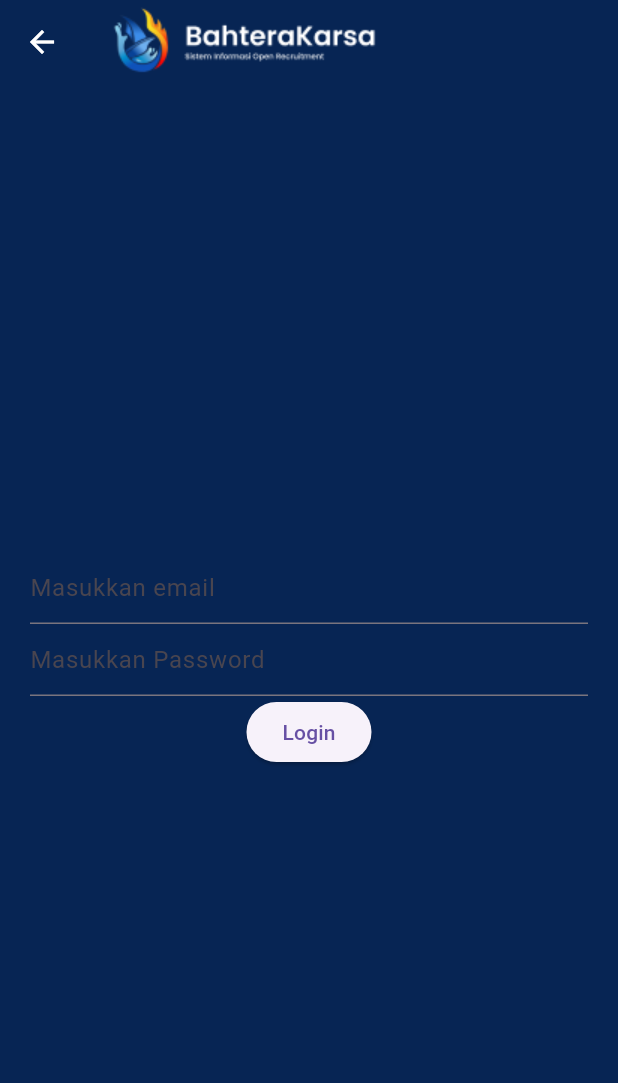
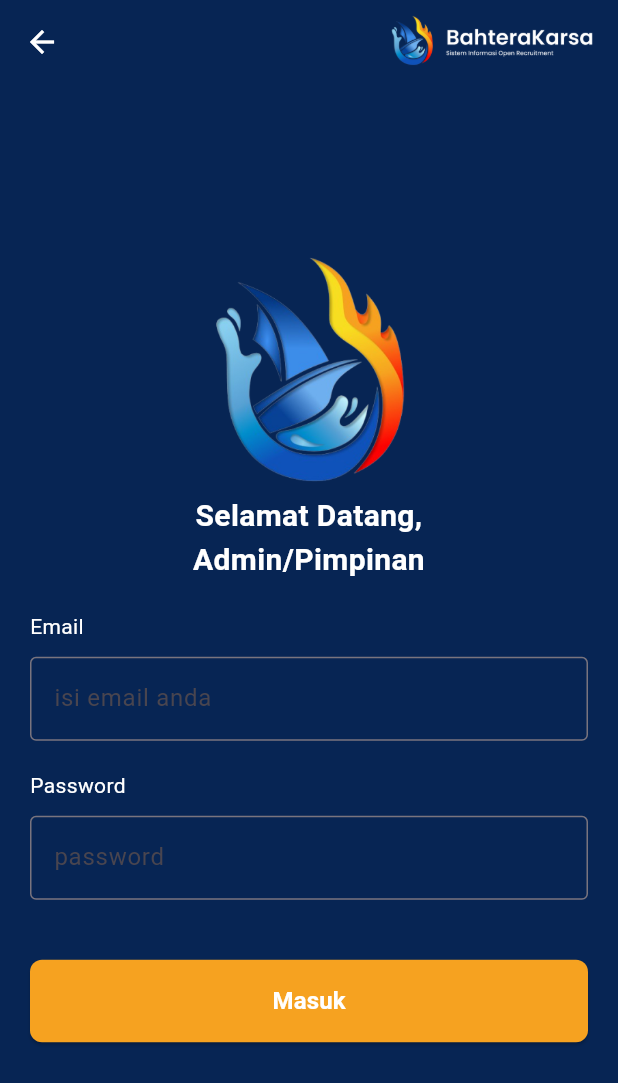
Before and after one commit to akzuha/sirek-mobile, a Flutter app: the Loginpage screen opened directly, on a phone screen of 412 x 824 dp. Shown: the top 1083 px of the screen. Run offline on Flutter 3.47's test engine with Material 3 defaults, Android fonts, the phone set to English and light mode, and no system bars; our stand-ins replace shared_preferences; accounts and stored records are empty.

Commit message:
login jadi

```diff
--- a/lib/landing.dart
+++ b/lib/landing.dart
@@ -37,7 +37,7 @@ class Landing extends StatelessWidget {
   Widget build(BuildContext context) {
     return Scaffold(
       appBar: AppBar(
-        title: Image.asset("images/iconsirek.png"),
+        title: Image.asset(height: MediaQuery.of(context).size.height * 0.08, fit: BoxFit.contain, "images/iconsirek.png"),
         backgroundColor: const Color(0xFF072554),
       ),
       backgroundColor: const Color(0xFF072554),
@@ -120,7 +120,8 @@ class Landing extends StatelessWidget {
                   ),
                 ),
                 InkWell(
-                  child: const Text('Masuk'),
+                  child: const Text(
+                    style: TextStyle(color: Color(0xFFF6A220),),'Masuk'),
                   onTap: () {
                     _showDialog(
                       context,
--- a/lib/ui/login_page.dart
+++ b/lib/ui/login_page.dart
@@ -28,6 +28,9 @@ class _LoginpageState extends State<Loginpage> {
       controller: namacontroller,
       obscureText: isPassword,
       decoration: InputDecoration(
+        border: const OutlineInputBorder(
+          borderSide: BorderSide(color: Colors.white)
+        ),
         hintText: placeholder,
       )
     );
@@ -65,19 +68,82 @@ class _LoginpageState extends State<Loginpage> {
           icon: const Icon(Icons.arrow_back, color: Colors.white),
           onPressed: () => Navigator.of(context).pop(),
         ),
-        title: Image.asset("images/iconsirek.png"),
+        title: Align(
+          alignment: Alignment.centerRight,
+          child: Image.asset(height: MediaQuery.of(context).size.height * 0.06, fit: BoxFit.contain, "images/iconsirek.png"),
+        ),
         backgroundColor: const Color(0xFF072554),
       ),
       backgroundColor: const Color(0xFF072554),
+
       body: Container(
-        padding: const EdgeInsets.all(20),
+        padding: const EdgeInsets.symmetric(horizontal: 20),
         child: Column(
           mainAxisAlignment: MainAxisAlignment.center,
           children: [
-            _showInput(_emailController, 'Masukkan email', false),
-            _showInput(_passwordController, 'Masukkan Password', true),
-            ElevatedButton(
-              child: const Text('Login'),
+
+            Padding(
+              padding: const EdgeInsets.symmetric(horizontal: 10),
+              child: Image.asset(height: MediaQuery.of(context).size.height * 0.2, fit: BoxFit.contain, "images/logo.png"),
+            ),
+
+            const Padding(
+              padding: EdgeInsets.symmetric(horizontal: 30),
+              child: Text(
+                "Selamat Datang, \nAdmin/Pimpinan",
+                textAlign: TextAlign.center,
+                style: TextStyle(
+                  fontSize: 20,
+                  fontWeight: FontWeight.bold,
+                  color: Colors.white,
+                ),
+              ),
+            ),
+
+            const SizedBox(height: 20,),
+
+            const Align(
+              alignment: Alignment.centerLeft,
+              child: Text( style: TextStyle(color: Colors.white), "Email"),
+            ),
+
+            const SizedBox(height: 10,),
+
+            _showInput(_emailController, 'isi email anda', false),
+
+            const SizedBox(height: 20,),
+
+            const Align(
+              alignment: Alignment.centerLeft,
+              child: Text( style: TextStyle(color: Colors.white), "Password"),
+            ),
+
+            const SizedBox(height: 10,),
+
+            _showInput(_passwordController, 'password', true),
+
+            const SizedBox(height: 20,),
+
+            Padding(
+              padding: const EdgeInsets.symmetric(vertical: 20),
+              child: ElevatedButton(
+                style: ElevatedButton.styleFrom(
+                  backgroundColor: const Color(0xFFF6A220),
+                  shape: RoundedRectangleBorder(
+                      borderRadius: BorderRadius.circular(8),
+                  ),
+                  padding: const EdgeInsets.symmetric(vertical: 16),
+                ),
+                child: const Center(
+                      child: Text(
+                        'Masuk',
+                        style: TextStyle(
+                          fontSize: 16,
+                          fontWeight: FontWeight.bold,
+                          color: Colors.white,
+                        ),
+                      ),
+                    ),
                 onPressed: () {
                   if (_emailController.text == 'admin' &&
                     _passwordController.text == 'admin'){
@@ -88,6 +154,7 @@ class _LoginpageState extends State<Loginpage> {
                   }
                 },
               ),
+            ),
           ],
         ),
       ),
--- a/pubspec.yaml
+++ b/pubspec.yaml
@@ -28,3 +28,4 @@ flutter:
   assets:
    - images/iconsirek.png
    - images/landingsirek.png
+   - images/logo.png
```
Also changed, not shown: images/iconsirek.png, images/logo.png (added). Lines whose indentation alone changed are shown as unchanged.
